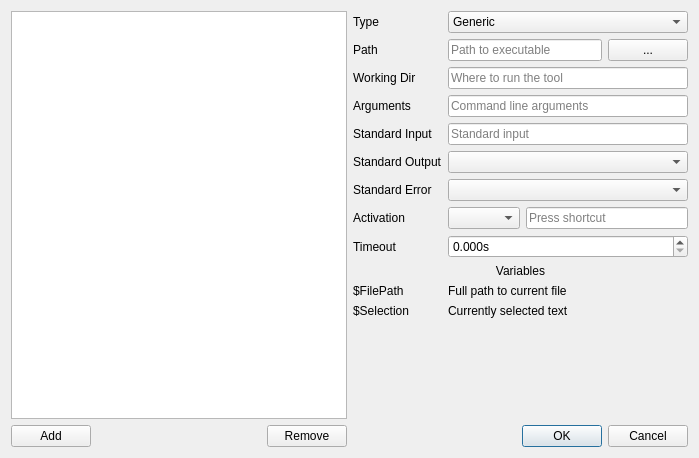
Qt form ui/tool_editor_widget.ui (Toeger/SCE) before a commit.
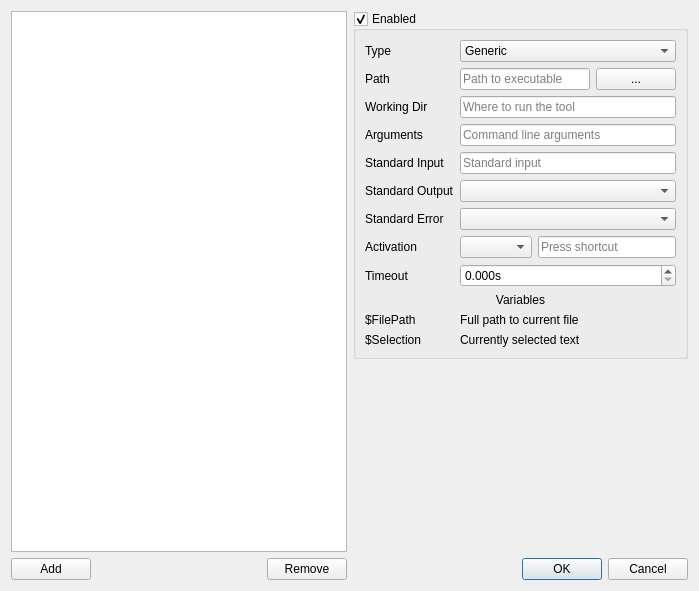
The same form after that commit. Custom widgets are drawn as their Qt base class.

Commit message: Added "enable" option to tools in order to be able to disable them.

Diff of the .ui file:
```diff
--- a/ui/tool_editor_widget.ui
+++ b/ui/tool_editor_widget.ui
@@ -7,7 +7,7 @@
     <x>0</x>
     <y>0</y>
     <width>699</width>
-    <height>458</height>
+    <height>591</height>
    </rect>
   </property>
   <property name="windowTitle">
@@ -55,18 +55,44 @@
    <item>
     <layout class="QVBoxLayout" name="verticalLayout">
      <item>
+      <widget class="QGroupBox" name="enabled_groupBox">
+       <property name="enabled">
+        <bool>true</bool>
+       </property>
+       <property name="title">
+        <string>Enabled</string>
+       </property>
+       <property name="checkable">
+        <bool>true</bool>
+       </property>
+       <layout class="QVBoxLayout" name="verticalLayout_3">
+        <item>
       <layout class="QGridLayout" name="tool_properties_gridLayout">
-       <item row="10" column="1">
-        <widget class="QLabel" name="current_file_path_explanation_label">
-         <property name="text">
-          <string>Full path to current file</string>
-         </property>
-        </widget>
-       </item>
-       <item row="5" column="1">
+          <item row="7" column="1">
         <widget class="QComboBox" name="output_comboBox"/>
        </item>
-       <item row="0" column="0">
+          <item row="10" column="0">
+           <widget class="Helptext_label_widget" name="timeout_label">
+            <property name="text">
+             <string>Timeout</string>
+            </property>
+           </widget>
+          </item>
+          <item row="1" column="1">
+           <widget class="QComboBox" name="type_comboBox">
+            <item>
+             <property name="text">
+              <string>Generic</string>
+             </property>
+            </item>
+            <item>
+             <property name="text">
+              <string>LSP Server</string>
+             </property>
+            </item>
+           </widget>
+          </item>
+          <item row="1" column="0">
         <widget class="Helptext_label_widget" name="type_label">
          <property name="toolTip">
           <string/>
@@ -76,27 +102,51 @@
          </property>
         </widget>
        </item>
-       <item row="2" column="0">
-        <widget class="Helptext_label_widget" name="working_dir_label">
+          <item row="10" column="1">
+           <widget class="QDoubleSpinBox" name="timeout_doubleSpinBox">
+            <property name="suffix">
+             <string>s</string>
+            </property>
+            <property name="decimals">
+             <number>3</number>
+            </property>
+            <property name="maximum">
+             <double>86400.000000000000000</double>
+            </property>
+           </widget>
+          </item>
+          <item row="12" column="1">
+           <widget class="QLabel" name="current_file_path_explanation_label">
          <property name="text">
-          <string>Working Dir</string>
+             <string>Full path to current file</string>
          </property>
         </widget>
        </item>
-       <item row="12" column="0">
-        <spacer name="verticalSpacer">
-         <property name="orientation">
-          <enum>Qt::Vertical</enum>
-         </property>
-         <property name="sizeHint" stdset="0">
-          <size>
-           <width>20</width>
-           <height>40</height>
-          </size>
-         </property>
-        </spacer>
-       </item>
-       <item row="2" column="1">
+          <item row="8" column="0">
+           <widget class="Helptext_label_widget" name="error_label">
+            <property name="text">
+             <string>Standard Error</string>
+            </property>
+           </widget>
+          </item>
+          <item row="11" column="0" colspan="2">
+           <widget class="QLabel" name="variables_label">
+            <property name="text">
+             <string>Variables</string>
+            </property>
+            <property name="alignment">
+             <set>Qt::AlignCenter</set>
+            </property>
+           </widget>
+          </item>
+          <item row="7" column="0">
+           <widget class="Helptext_label_widget" name="output_label">
+            <property name="text">
+             <string>Standard Output</string>
+            </property>
+           </widget>
+          </item>
+          <item row="4" column="1">
         <widget class="QLineEdit" name="working_dir_lineEdit">
          <property name="placeholderText">
           <string>Where to run the tool</string>
@@ -106,7 +156,17 @@
          </property>
         </widget>
        </item>
-       <item row="1" column="1">
+          <item row="13" column="0">
+           <widget class="Helptext_label_widget" name="selection_placeholder_label">
+            <property name="text">
+             <string>$Selection</string>
+            </property>
+            <property name="textInteractionFlags">
+             <set>Qt::LinksAccessibleByMouse|Qt::TextSelectableByKeyboard|Qt::TextSelectableByMouse</set>
+            </property>
+           </widget>
+          </item>
+          <item row="2" column="1">
         <layout class="QHBoxLayout" name="path_horizontalLayout">
          <item>
           <widget class="QLineEdit" name="path_lineEdit">
@@ -130,52 +190,21 @@
          </item>
         </layout>
        </item>
-       <item row="0" column="1">
-        <widget class="QComboBox" name="type_comboBox">
-         <item>
+          <item row="4" column="0">
+           <widget class="Helptext_label_widget" name="working_dir_label">
           <property name="text">
-           <string>Generic</string>
-          </property>
-         </item>
-         <item>
-          <property name="text">
-           <string>LSP Server</string>
-          </property>
-         </item>
-        </widget>
-       </item>
-       <item row="3" column="0">
+             <string>Working Dir</string>
+            </property>
+           </widget>
+          </item>
+          <item row="5" column="0">
         <widget class="Helptext_label_widget" name="arguments_label">
          <property name="text">
           <string>Arguments</string>
          </property>
         </widget>
        </item>
-       <item row="8" column="0">
-        <widget class="Helptext_label_widget" name="timeout_label">
-         <property name="text">
-          <string>Timeout</string>
-         </property>
-        </widget>
-       </item>
-       <item row="7" column="0">
-        <widget class="Helptext_label_widget" name="activation_label">
-         <property name="text">
-          <string>Activation</string>
-         </property>
-        </widget>
-       </item>
-       <item row="4" column="1">
-        <widget class="QLineEdit" name="input_lineEdit">
-         <property name="placeholderText">
-          <string>Standard input</string>
-         </property>
-         <property name="clearButtonEnabled">
-          <bool>true</bool>
-         </property>
-        </widget>
-       </item>
-       <item row="4" column="0">
+          <item row="6" column="0">
         <widget class="Helptext_label_widget" name="input_label">
          <property name="toolTip">
           <string/>
@@ -185,17 +214,14 @@
          </property>
         </widget>
        </item>
-       <item row="10" column="0">
-        <widget class="Helptext_label_widget" name="current_file_path_placeholder_label">
+          <item row="9" column="0">
+           <widget class="Helptext_label_widget" name="activation_label">
          <property name="text">
-          <string>$FilePath</string>
-         </property>
-         <property name="textInteractionFlags">
-          <set>Qt::LinksAccessibleByMouse|Qt::TextSelectableByKeyboard|Qt::TextSelectableByMouse</set>
+             <string>Activation</string>
          </property>
         </widget>
        </item>
-       <item row="7" column="1">
+          <item row="9" column="1">
         <layout class="QHBoxLayout" name="horizontalLayout_2">
          <item>
           <widget class="QComboBox" name="activation_comboBox"/>
@@ -205,81 +231,70 @@
          </item>
         </layout>
        </item>
-       <item row="6" column="1">
-        <widget class="QComboBox" name="error_comboBox"/>
+          <item row="13" column="1">
+           <widget class="QLabel" name="selection_explanation_label">
+            <property name="text">
+             <string>Currently selected text</string>
+            </property>
+           </widget>
        </item>
        <item row="8" column="1">
-        <widget class="QDoubleSpinBox" name="timeout_doubleSpinBox">
-         <property name="suffix">
-          <string>s</string>
-         </property>
-         <property name="decimals">
-          <number>3</number>
-         </property>
-         <property name="maximum">
-          <double>86400.000000000000000</double>
-         </property>
-        </widget>
-       </item>
-       <item row="3" column="1">
-        <widget class="QLineEdit" name="arguments_lineEdit">
+           <widget class="QComboBox" name="error_comboBox"/>
+          </item>
+          <item row="6" column="1">
+           <widget class="QLineEdit" name="input_lineEdit">
          <property name="placeholderText">
-          <string>Command line arguments</string>
+             <string>Standard input</string>
          </property>
          <property name="clearButtonEnabled">
           <bool>true</bool>
          </property>
         </widget>
        </item>
-       <item row="6" column="0">
-        <widget class="Helptext_label_widget" name="error_label">
-         <property name="text">
-          <string>Standard Error</string>
-         </property>
-        </widget>
-       </item>
-       <item row="1" column="0">
+          <item row="2" column="0">
         <widget class="Helptext_label_widget" name="path_label">
          <property name="text">
           <string>Path</string>
          </property>
         </widget>
        </item>
-       <item row="9" column="0" colspan="2">
-        <widget class="QLabel" name="variables_label">
-         <property name="text">
-          <string>Variables</string>
-         </property>
-         <property name="alignment">
-          <set>Qt::AlignCenter</set>
+          <item row="5" column="1">
+           <widget class="QLineEdit" name="arguments_lineEdit">
+            <property name="placeholderText">
+             <string>Command line arguments</string>
+            </property>
+            <property name="clearButtonEnabled">
+             <bool>true</bool>
          </property>
         </widget>
        </item>
-       <item row="5" column="0">
-        <widget class="Helptext_label_widget" name="output_label">
+          <item row="12" column="0">
+           <widget class="Helptext_label_widget" name="current_file_path_placeholder_label">
          <property name="text">
-          <string>Standard Output</string>
-         </property>
-        </widget>
-       </item>
-       <item row="11" column="0">
-        <widget class="Helptext_label_widget" name="selection_placeholder_label">
-         <property name="text">
-          <string>$Selection</string>
+             <string>$FilePath</string>
          </property>
          <property name="textInteractionFlags">
           <set>Qt::LinksAccessibleByMouse|Qt::TextSelectableByKeyboard|Qt::TextSelectableByMouse</set>
          </property>
         </widget>
        </item>
-       <item row="11" column="1">
-        <widget class="QLabel" name="selection_explanation_label">
-         <property name="text">
-          <string>Currently selected text</string>
-         </property>
-        </widget>
-       </item>
-      </layout>
+         </layout>
+        </item>
+       </layout>
+      </widget>
+     </item>
+     <item>
+      <spacer name="verticalSpacer">
+       <property name="orientation">
+        <enum>Qt::Vertical</enum>
+       </property>
+       <property name="sizeHint" stdset="0">
+        <size>
+         <width>20</width>
+         <height>40</height>
+        </size>
+       </property>
+      </spacer>
      </item>
      <item>
       <widget class="QDialogButtonBox" name="buttonBox">
```
Lines whose indentation alone changed are shown as unchanged. The commit also changes 4 other files.
